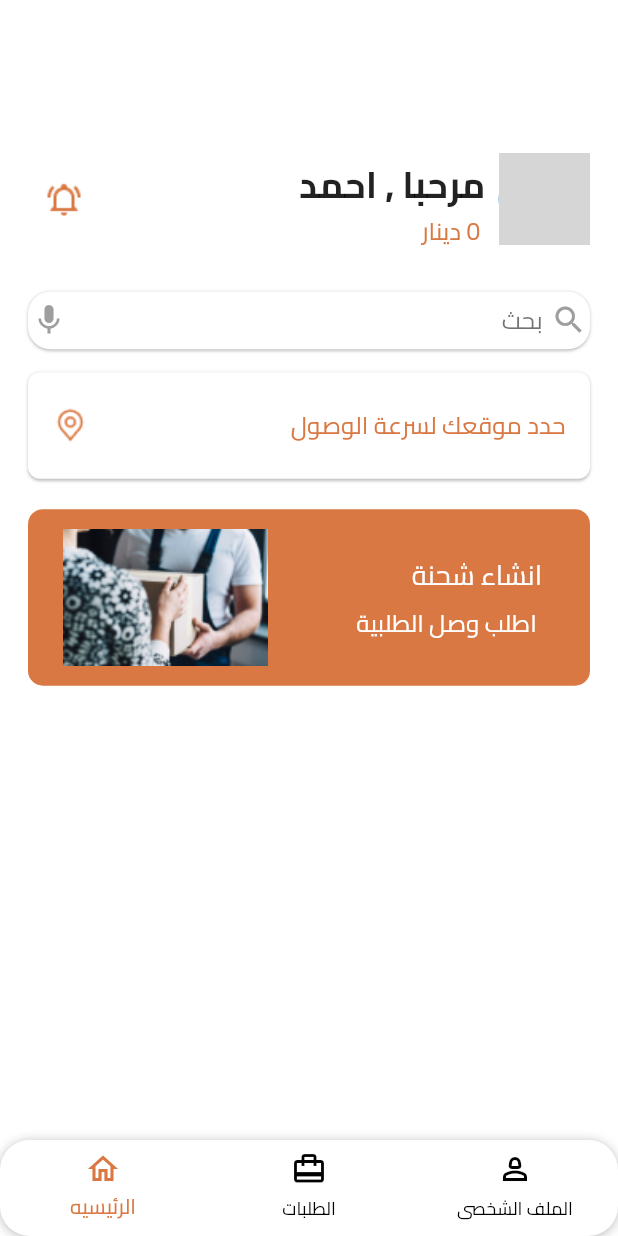
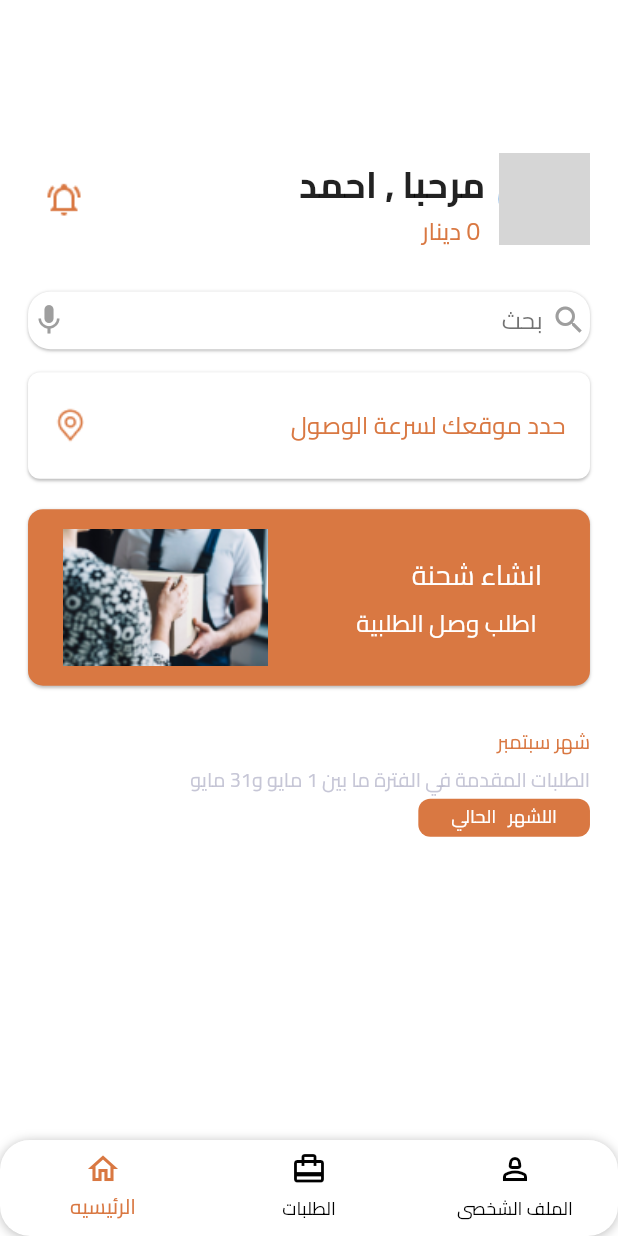
Before and after one commit to MohamedTaha-flutter/twseel_app_flutter, a Flutter app: the screen it shows after launch, on a phone screen of 412 x 824 dp. Run offline on Flutter 3.47's test engine with Material 3 defaults, Android fonts, the light colour scheme and no system bars; our stand-ins replace flutter_bloc, flutter_otp_text_field, flutter_screenutil, hexcolor; missing offline and left inert: flutter_timer_countdown; network calls fail; grey boxes are pictures that could not be loaded.

Commit message:
Chose month widget Created in home view

```diff
--- a/lib/Features/Home/presentation/views/home_view.dart
+++ b/lib/Features/Home/presentation/views/home_view.dart
@@ -2,6 +2,7 @@ import 'package:flutter/material.dart';
 import 'package:flutter_screenutil/flutter_screenutil.dart';
 import 'package:twseel_app/core/style/app_color.dart';
 import '../../../../core/style/font_style.dart';
+import '../widget/chose_month_widget.dart';
 import '../widget/location_widget.dart';
 import '../widget/order_widget.dart';
 import '../widget/personal_widget.dart';
@@ -16,6 +17,7 @@ class HomeView extends StatelessWidget {
         body: Padding(
       padding: EdgeInsets.only(right: 17.w, left: 17.w, top: 80.h),
       child: Column(
+        crossAxisAlignment: CrossAxisAlignment.start,
         children: [
           const PersonalWidget(),
           SizedBox(
@@ -33,7 +35,17 @@ class HomeView extends StatelessWidget {
           SizedBox(
             height: 25.h,
           ),
-
+          Text(
+            "شهر سبتمبر ",
+            style: FontStyles.font12Weight400Black
+                .copyWith(color: MyColors.orange, fontSize: 13.sp),
+          ),
+          Text(
+            "الطلبات المقدمة في الفترة ما بين 1 مايو و31 مايو",
+            style: FontStyles.font12Weight400Black
+                .copyWith(color: MyColors.grey80, fontSize: 13.sp),
+          ),
+          const ChoseMonthWidget()
         ],
       ),
     ));
--- /dev/null
+++ b/lib/Features/Home/presentation/widget/chose_month_widget.dart
@@ -0,0 +1,32 @@
+import 'package:flutter/material.dart';
+import 'package:flutter_screenutil/flutter_screenutil.dart';
+
+import '../../../../core/style/app_color.dart';
+import '../../../../core/style/font_style.dart';
+
+class ChoseMonthWidget extends StatelessWidget {
+  const ChoseMonthWidget({super.key});
+
+  @override
+  Widget build(BuildContext context) {
+    return GestureDetector(
+      onTap: ()
+      {
+
+      },
+      child: Container(
+        width: MediaQuery.sizeOf(context).width / 3.6,
+        height: 25.h,
+        decoration: BoxDecoration(
+          color: MyColors.orange,
+          borderRadius: BorderRadius.circular(8),
+        ),
+        child: Text(
+          "اللشهر   الحالي ",
+          style: FontStyles.font12Weight400Black.copyWith(color: Colors.white),
+          textAlign: TextAlign.center,
+        ),
+      ),
+    );
+  }
+}
--- a/lib/Features/Home/presentation/widget/order_widget.dart
+++ b/lib/Features/Home/presentation/widget/order_widget.dart
@@ -14,6 +14,13 @@ class CreateOrderWidget extends StatelessWidget {
       decoration: BoxDecoration(
         color: MyColors.orange,
         borderRadius: BorderRadius.circular(10),
+        boxShadow: [
+          BoxShadow(
+            offset:  const Offset(0 , 1 ),
+            blurRadius: 1 ,
+            color: Colors.black.withOpacity(0.25),
+          ),
+        ]
       ),
       child: Row(
         mainAxisAlignment: MainAxisAlignment.spaceAround,
```
